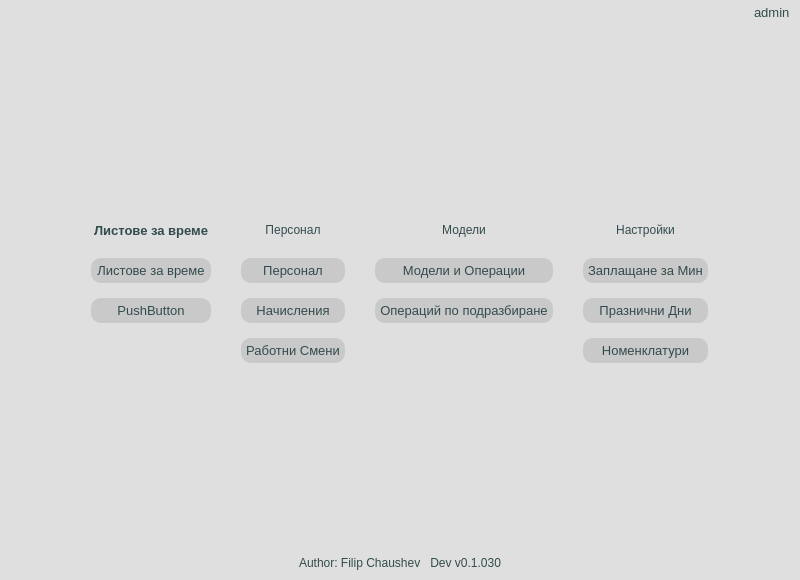
The window that app/ui/widgets/MainWindow.ui (DevilPhp/WorkSalary.v01) describes before a commit, drawn with Qt 5.
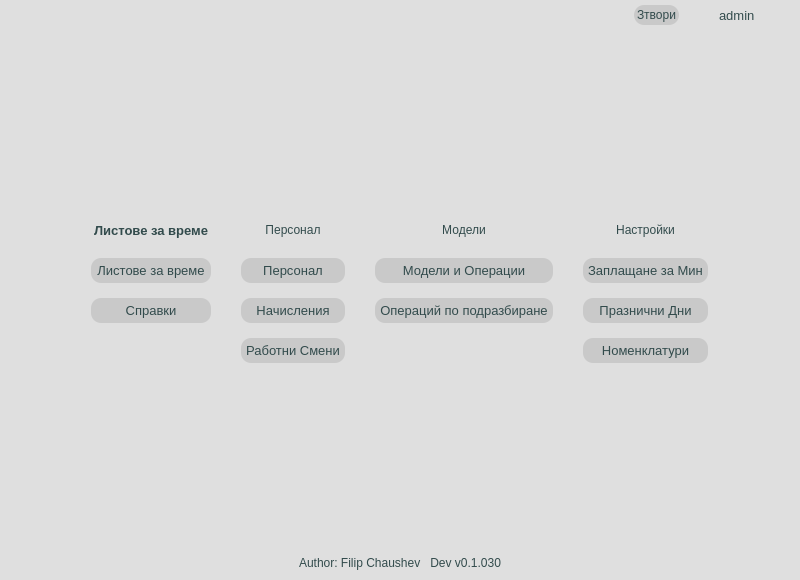
The same window after the commit. The open tabs and pages were chosen to show the change. Icons and pictures are not drawn.

What changed in the file:
```diff
--- a/app/ui/widgets/MainWindow.ui
+++ b/app/ui/widgets/MainWindow.ui
@@ -565,6 +565,67 @@
                </widget>
               </item>
               <item alignment="Qt::AlignRight|Qt::AlignTop">
+               <widget class="QWidget" name="widget_4" native="true">
+                <layout class="QHBoxLayout" name="horizontalLayout_5">
+                 <property name="spacing">
+                  <number>5</number>
+                 </property>
+                 <property name="leftMargin">
+                  <number>0</number>
+                 </property>
+                 <property name="topMargin">
+                  <number>0</number>
+                 </property>
+                 <property name="rightMargin">
+                  <number>0</number>
+                 </property>
+                 <property name="bottomMargin">
+                  <number>0</number>
+                 </property>
+                 <item>
+                  <widget class="QWidget" name="widget_11" native="true">
+                   <layout class="QHBoxLayout" name="horizontalLayout">
+                    <property name="spacing">
+                     <number>0</number>
+                    </property>
+                    <property name="leftMargin">
+                     <number>0</number>
+                    </property>
+                    <property name="topMargin">
+                     <number>0</number>
+                    </property>
+                    <property name="rightMargin">
+                     <number>0</number>
+                    </property>
+                    <property name="bottomMargin">
+                     <number>0</number>
+                    </property>
+                    <item>
+                     <widget class="QPushButton" name="closeBtn">
+                      <property name="styleSheet">
+                       <string notr="true">* {
+	padding: 3px;
+}</string>
+                      </property>
+                      <property name="text">
+                       <string>Зтвори</string>
+                      </property>
+                      <property name="icon">
+                       <iconset resource="../../../resources.qrc">
+                        <normaloff>:/icons/app/assets/icons/Close-Square--Streamline-Solar-Broken.svg</normaloff>:/icons/app/assets/icons/Close-Square--Streamline-Solar-Broken.svg</iconset>
+                      </property>
+                      <property name="iconSize">
+                       <size>
+                        <width>20</width>
+                        <height>20</height>
+                       </size>
+                      </property>
+                     </widget>
+                    </item>
+                   </layout>
+                  </widget>
+                 </item>
+                 <item>
                <widget class="QWidget" name="widget_9" native="true">
                 <layout class="QHBoxLayout" name="horizontalLayout_8">
                  <property name="spacing">
@@ -582,26 +643,6 @@
                  <property name="bottomMargin">
                   <number>0</number>
                  </property>
-                 <item>
-                  <widget class="QPushButton" name="logoutBtn">
-                   <property name="focusPolicy">
-                    <enum>Qt::NoFocus</enum>
-                   </property>
-                   <property name="text">
-                    <string/>
-                   </property>
-                   <property name="icon">
-                    <iconset resource="../../../resources.qrc">
-                     <normaloff>:/icons/app/assets/icons/Log-Out--Streamline-Feather.svg</normaloff>:/icons/app/assets/icons/Log-Out--Streamline-Feather.svg</iconset>
-                   </property>
-                   <property name="iconSize">
-                    <size>
-                     <width>18</width>
-                     <height>18</height>
-                    </size>
-                   </property>
-                  </widget>
-                 </item>
                  <item>
                   <widget class="QPushButton" name="userIcon">
                    <property name="focusPolicy">
@@ -629,6 +670,29 @@
                    </property>
                   </widget>
                  </item>
+                    <item>
+                     <widget class="QPushButton" name="logoutBtn">
+                      <property name="focusPolicy">
+                       <enum>Qt::NoFocus</enum>
+                      </property>
+                      <property name="text">
+                       <string/>
+                      </property>
+                      <property name="icon">
+                       <iconset resource="../../../resources.qrc">
+                        <normaloff>:/icons/app/assets/icons/Log-Out--Streamline-Feather.svg</normaloff>:/icons/app/assets/icons/Log-Out--Streamline-Feather.svg</iconset>
+                      </property>
+                      <property name="iconSize">
+                       <size>
+                        <width>18</width>
+                        <height>18</height>
+                       </size>
+                      </property>
+                     </widget>
+                    </item>
+                   </layout>
+                  </widget>
+                 </item>
                 </layout>
                </widget>
               </item>
@@ -743,7 +807,7 @@
                    </sizepolicy>
                   </property>
                   <property name="text">
-                   <string>PushButton</string>
+                   <string>Справки</string>
                   </property>
                  </widget>
                 </item>
```
Left out of the diff: 2 changed lines with no effect on the pictures. Lines whose indentation alone changed are shown as unchanged.
